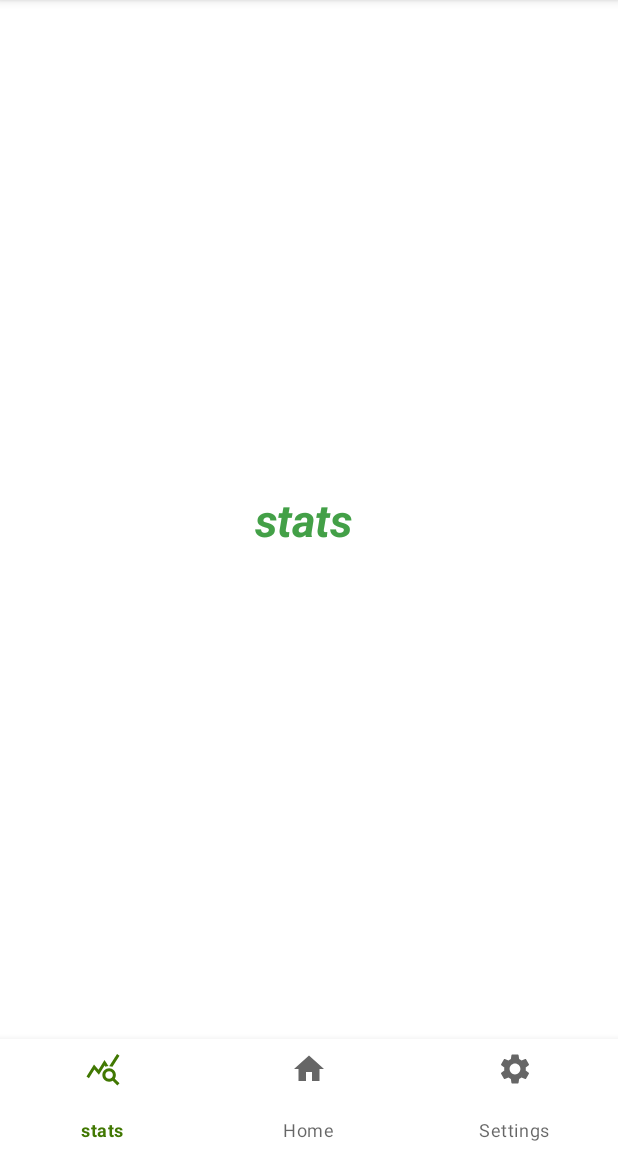
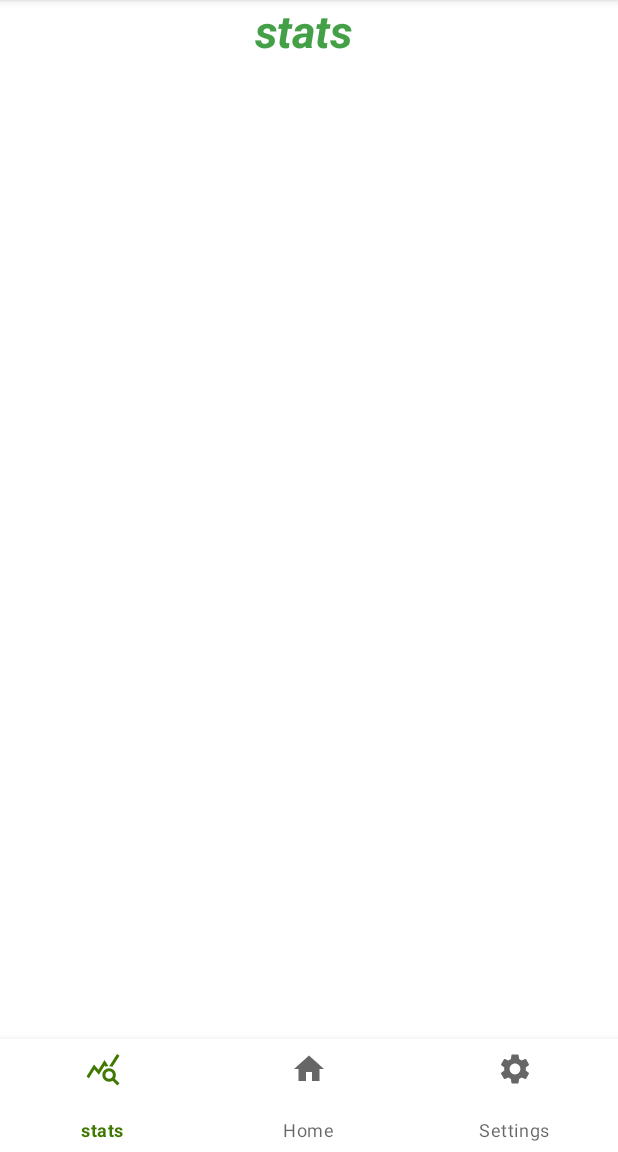
Before and after one commit to chock666/FitForce, an Android app: the screen it shows after launch (MainActivity), on a phone screen of 412 x 824 dp, the part 84-1236 px from its top. Run offline under Robolectric (Android 15) with nearby library versions, the phone set to English and light mode, and no system bars.

```diff
--- a/app/src/main/res/layout/fragment_stats.xml
+++ b/app/src/main/res/layout/fragment_stats.xml
@@ -1,25 +1,23 @@
 <?xml version="1.0" encoding="utf-8"?>
-<androidx.constraintlayout.widget.ConstraintLayout
+<LinearLayout
     xmlns:android="http://schemas.android.com/apk/res/android"
     xmlns:app="http://schemas.android.com/apk/res-auto"
     xmlns:tools="http://schemas.android.com/tools"
     android:layout_width="match_parent"
+    android:orientation="vertical"
     android:layout_height="match_parent"
     tools:context=".MainActivity">
 
     <TextView
         android:id="@+id/firstFragment"
-        android:layout_width="wrap_content"
+        android:layout_width="match_parent"
         android:layout_height="wrap_content"
         android:text="stats "
-
+        android:layout_gravity="center"
+        android:gravity="center"
         android:textColor="#43a047"
         android:textSize="30sp"
         android:textStyle="italic|bold"
-        app:layout_constraintBottom_toBottomOf="parent"
-        app:layout_constraintEnd_toEndOf="parent"
-        app:layout_constraintHorizontal_bias="0.5"
-        app:layout_constraintStart_toStartOf="parent"
-        app:layout_constraintTop_toTopOf="parent" />
+         />
 
-</androidx.constraintlayout.widget.ConstraintLayout>
+</LinearLayout>
```
Also changed, not shown: app/src/main/res/layout/fragment_settings.xml (+7 -8 lines).
